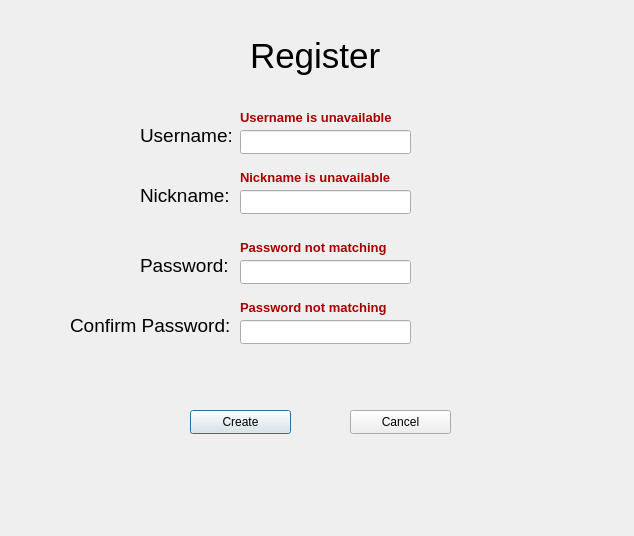
Old version of the form pages/register.ui in the repository Didi305/Discard.
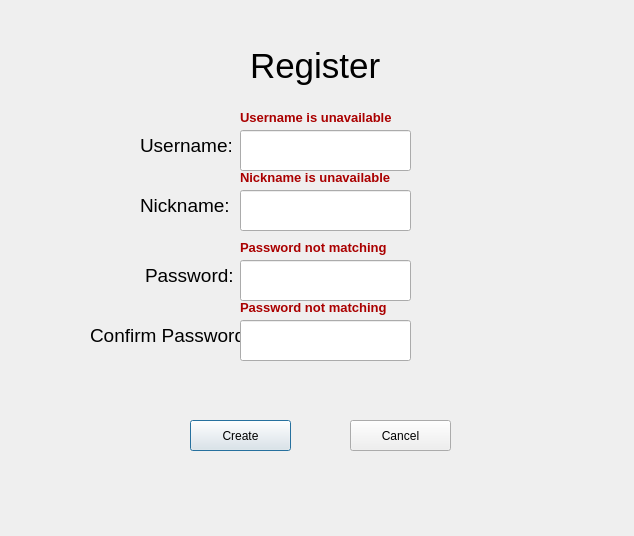
New version of the form.

```diff
--- a/pages/register.ui
+++ b/pages/register.ui
@@ -22,7 +22,7 @@
      <x>240</x>
      <y>130</y>
      <width>171</width>
-     <height>24</height>
+     <height>41</height>
     </rect>
    </property>
   </widget>
@@ -32,15 +32,15 @@
      <x>240</x>
      <y>260</y>
      <width>171</width>
-     <height>24</height>
+     <height>41</height>
     </rect>
    </property>
   </widget>
   <widget class="QLabel" name="label_3">
    <property name="geometry">
     <rect>
-     <x>140</x>
-     <y>250</y>
+     <x>145</x>
+     <y>260</y>
      <width>91</width>
      <height>31</height>
     </rect>
@@ -58,7 +58,7 @@
    <property name="geometry">
     <rect>
      <x>140</x>
-     <y>120</y>
+     <y>130</y>
      <width>91</width>
      <height>31</height>
     </rect>
@@ -76,9 +76,9 @@
    <property name="geometry">
     <rect>
      <x>190</x>
-     <y>410</y>
+     <y>420</y>
      <width>101</width>
-     <height>24</height>
+     <height>31</height>
     </rect>
    </property>
    <property name="text">
@@ -89,9 +89,9 @@
    <property name="geometry">
     <rect>
      <x>350</x>
-     <y>410</y>
+     <y>420</y>
      <width>101</width>
-     <height>24</height>
+     <height>31</height>
     </rect>
    </property>
    <property name="text">
@@ -104,7 +104,7 @@
      <x>250</x>
      <y>30</y>
      <width>151</width>
-     <height>51</height>
+     <height>71</height>
     </rect>
    </property>
    <property name="font">
@@ -119,8 +119,8 @@
   <widget class="QLabel" name="label_4">
    <property name="geometry">
     <rect>
-     <x>70</x>
-     <y>310</y>
+     <x>90</x>
+     <y>320</y>
      <width>161</width>
      <height>31</height>
     </rect>
@@ -140,7 +140,7 @@
      <x>240</x>
      <y>320</y>
      <width>171</width>
-     <height>24</height>
+     <height>41</height>
     </rect>
    </property>
   </widget>
@@ -223,7 +223,7 @@
    <property name="geometry">
     <rect>
      <x>140</x>
-     <y>180</y>
+     <y>190</y>
      <width>91</width>
      <height>31</height>
     </rect>
@@ -271,7 +271,7 @@
      <x>240</x>
      <y>190</y>
      <width>171</width>
-     <height>24</height>
+     <height>41</height>
     </rect>
    </property>
   </widget>
```
Left out of the diff: 10 changed lines with no effect on the pictures.
